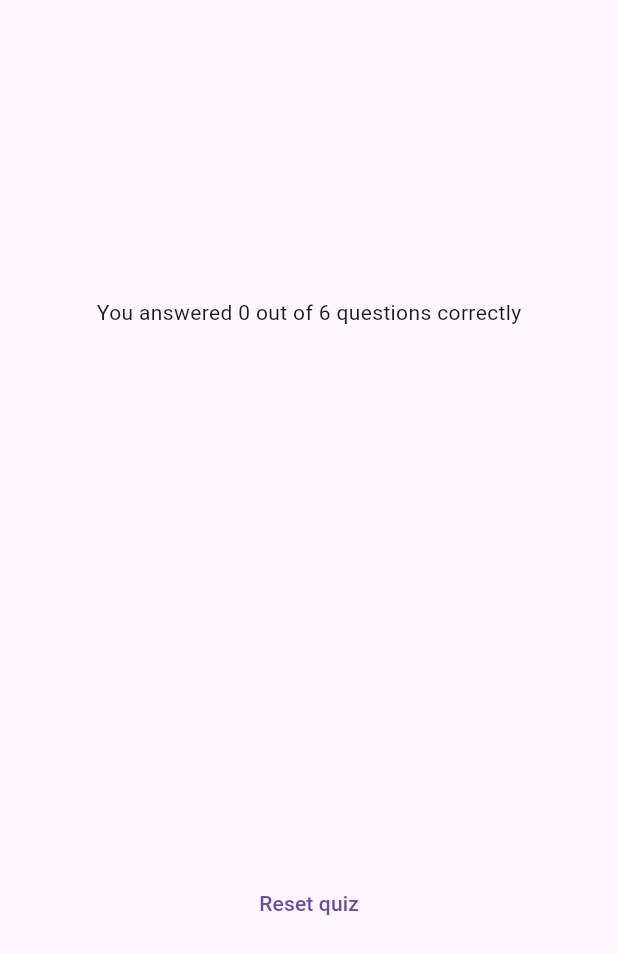
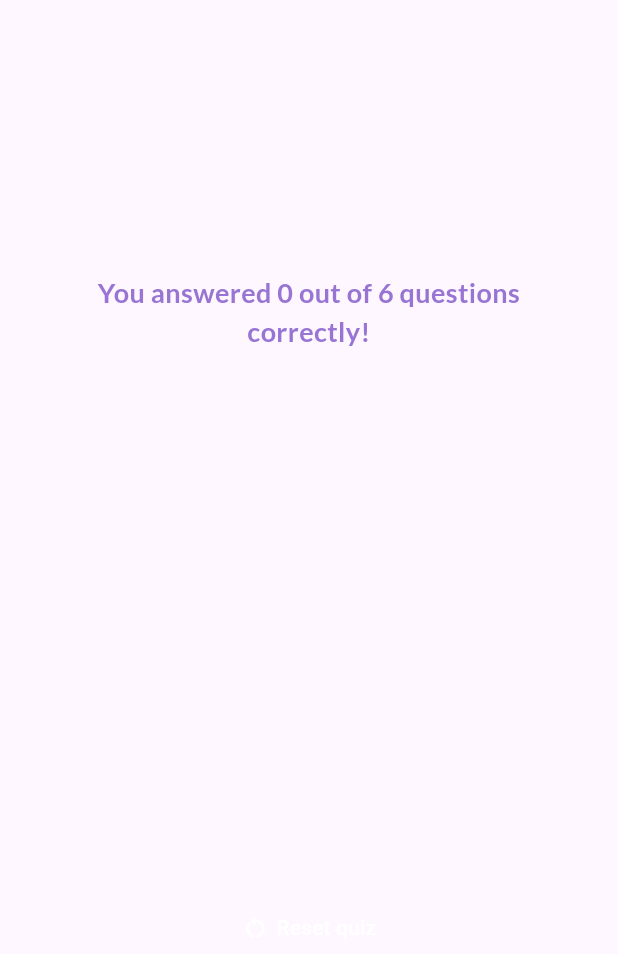
Before and after one commit to R-Vaishnav-Raj/quiz_app_Flutter, a Flutter app: the ResultScreen widget shown alone on an empty page, opened directly with empty values, on a phone screen of 412 x 824 dp. Shown: the top 954 px of the screen. Run offline on Flutter 3.47's test engine with Material 3 defaults, Android fonts, the phone set to English and light mode, and no system bars; our stand-ins replace google_fonts.

Commit message:
final draft

```diff
--- a/lib/result_screen.dart
+++ b/lib/result_screen.dart
@@ -1,11 +1,13 @@
 import 'package:flutter/material.dart';
 import 'package:quiz_app/data/questions.dart';
 import 'package:quiz_app/questions_summary.dart';
-
+import 'package:google_fonts/google_fonts.dart';
+import 'package:quiz_app/quiz.dart';
 class ResultScreen extends StatelessWidget {
-  const ResultScreen({super.key, required this.chooseAnswer});
+  const ResultScreen({super.key, required this.chooseAnswer, required this.resetQuiz});
 
   final List<String> chooseAnswer;
+  final void Function() resetQuiz;
 
   List<Map<String, Object>> getSummaryData() {
     final List<Map<String, Object>> summary = [];
@@ -37,7 +39,13 @@ class ResultScreen extends StatelessWidget {
           mainAxisAlignment: MainAxisAlignment.center,
           children: [
             Text(
-              'You answered $numCorrectQuestions out of $numTotalQuestions questions correctly',
+              'You answered $numCorrectQuestions out of $numTotalQuestions questions correctly!',
+              textAlign: TextAlign.center,
+              style: GoogleFonts.lato(
+                color: const Color.fromARGB(255, 152, 117, 211),
+                fontSize: 18,
+                fontWeight: FontWeight.bold,
+              ),
             ),
             SizedBox(height: 30),
             QuestionsSummary(summaryData),
@@ -45,8 +53,17 @@ class ResultScreen extends StatelessWidget {
               height: 30,
             ),
             TextButton(
-              onPressed: () {},
-              child: Text('Reset quiz'),
+              onPressed: resetQuiz,
+              child: Row(
+
+                mainAxisAlignment: MainAxisAlignment.center,
+                children: [Icon(Icons.restart_alt,color: Colors.white,),
+                SizedBox(width: 5),
+                Text('Reset quiz',style: TextStyle(
+                  color: Colors.white
+                ),),
+                ],
+              ),
             )
           ],
         ),
```
Also changed, not shown: lib/questions_summary.dart (+49 -6 lines), lib/quiz.dart (+9 -0 lines).
